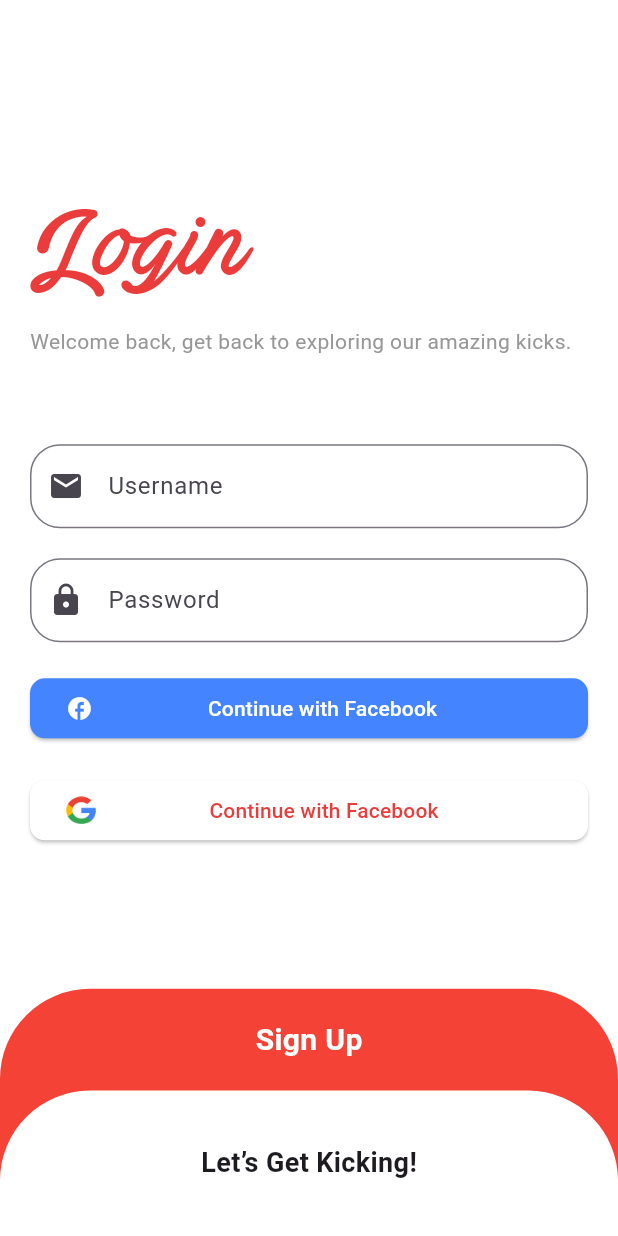
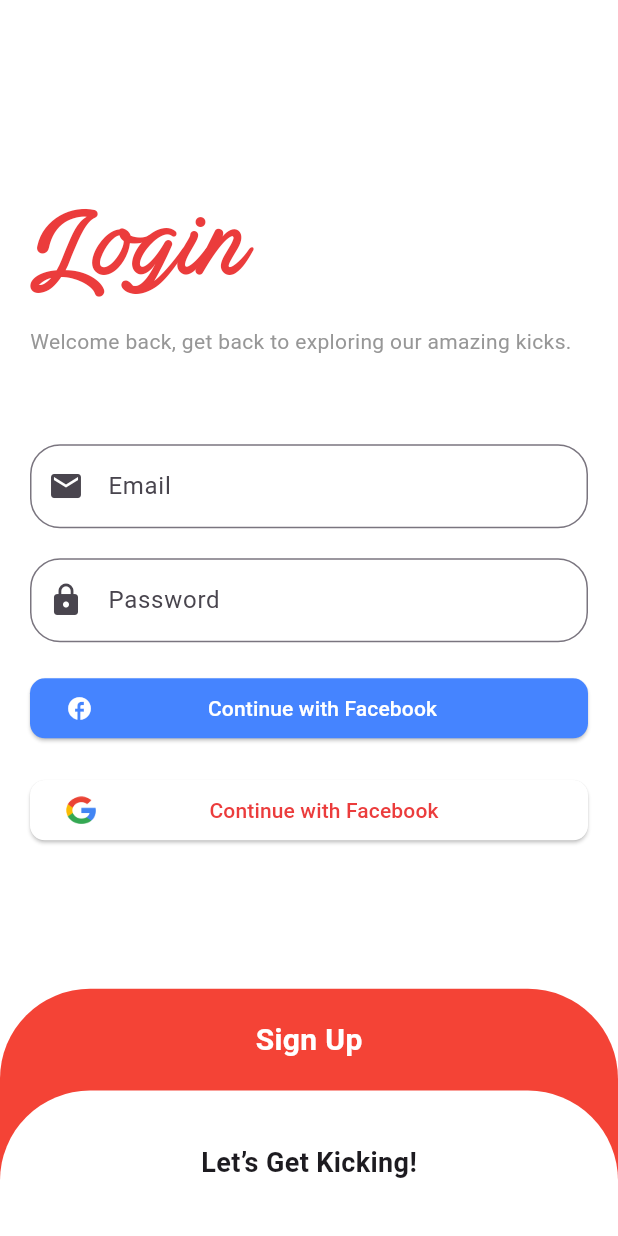
Before and after one commit to azharrizal06/AntriKu, a Flutter app: the screen it shows after launch, on a phone screen of 412 x 824 dp. Run offline on Flutter 3.47's test engine with Material 3 defaults, Android fonts, the phone set to English and light mode, and no system bars; our stand-ins replace bloc, flutter_bloc, shared_preferences.

Commit message:
fix auto login

```diff
--- a/lib/bloc/Auth/auth_bloc.dart
+++ b/lib/bloc/Auth/auth_bloc.dart
@@ -4,7 +4,9 @@ import 'package:bloc/bloc.dart';
 import 'package:http/http.dart' as http;
 import 'package:meta/meta.dart';
 
+import '../../Model/AuthModel.dart';
 import '../../help/help.dart';
+import '../../help/localData.dart';
 
 part 'auth_event.dart';
 part 'auth_state.dart';
@@ -19,6 +21,8 @@ class AuthBloc extends Bloc<AuthEvent, AuthState> {
       if (resphone.statusCode == 200) {
         var data = jsonDecode(resphone.body);
         print("Data Login : $data");
+        Auth auth = Auth.fromMap(data);
+        await LocalData().SaveDataAuth(auth);
         emit(AuthStateLogin());
       } else {
         emit(AuthStateError());
--- a/lib/help/localData.dart
+++ b/lib/help/localData.dart
@@ -8,7 +8,7 @@ class LocalData {
     final SharedPreferences prefs = await SharedPreferences.getInstance();
     prefs.setString('auth', auth.toJson());
     print("data save");
-    print(auth.toJson());
+    print(auth);
   }
 
 //Get data login
--- a/lib/screen/login.dart
+++ b/lib/screen/login.dart
@@ -38,8 +38,8 @@ class _LoginState extends State<Login> with SingleTickerProviderStateMixin {
 
   @override
   Widget build(BuildContext context) {
-    TextEditingController email = TextEditingController(text: "admin1");
-    TextEditingController password = TextEditingController(text: "admin");
+    TextEditingController email = TextEditingController();
+    TextEditingController password = TextEditingController();
     var tinggi = MediaQuery.of(context).size.height;
     var lebar = MediaQuery.of(context).size.width;
     var controller = context.read<AuthBloc>();
@@ -76,8 +76,9 @@ class _LoginState extends State<Login> with SingleTickerProviderStateMixin {
                       Padding(
                         padding: const EdgeInsets.symmetric(vertical: 10),
                         child: TextField(
+                          controller: email,
                           decoration: InputDecoration(
-                              hintText: "Username",
+                              hintText: "Email",
                               border: OutlineInputBorder(
                                   borderRadius: BorderRadius.circular(20)),
                               prefixIcon: Icon(Icons.email)),
@@ -86,6 +87,7 @@ class _LoginState extends State<Login> with SingleTickerProviderStateMixin {
                       Padding(
                         padding: const EdgeInsets.symmetric(vertical: 10),
                         child: TextField(
+                          controller: password,
                           decoration: InputDecoration(
                               hintText: "Password",
                               border: OutlineInputBorder(
```
